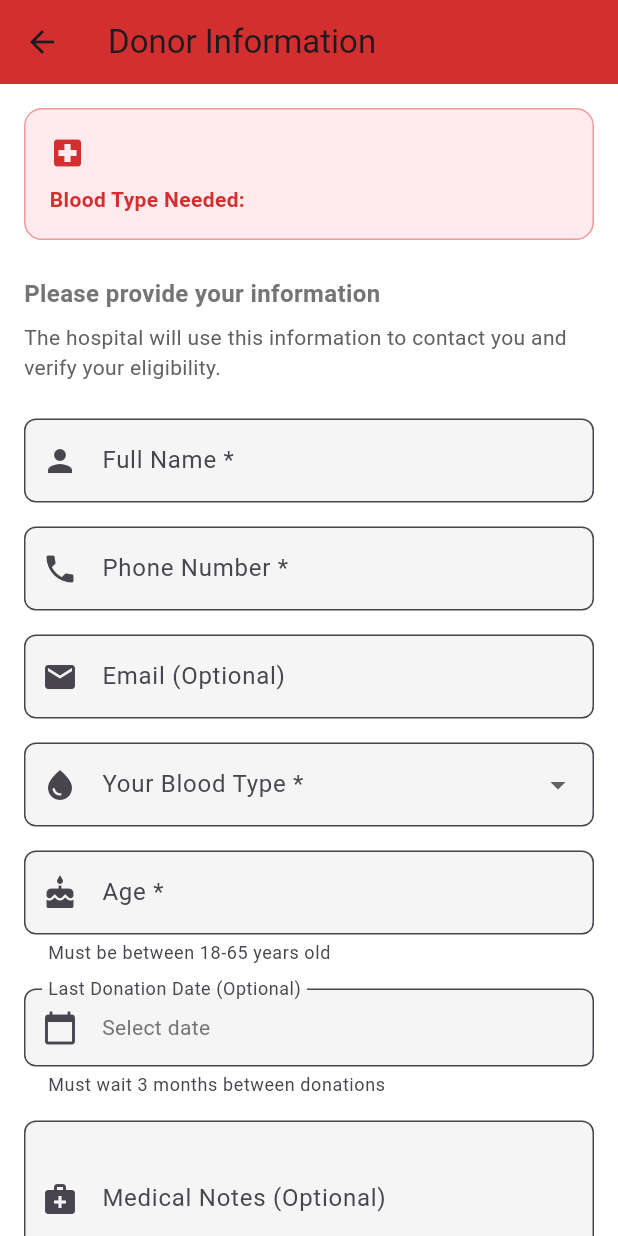
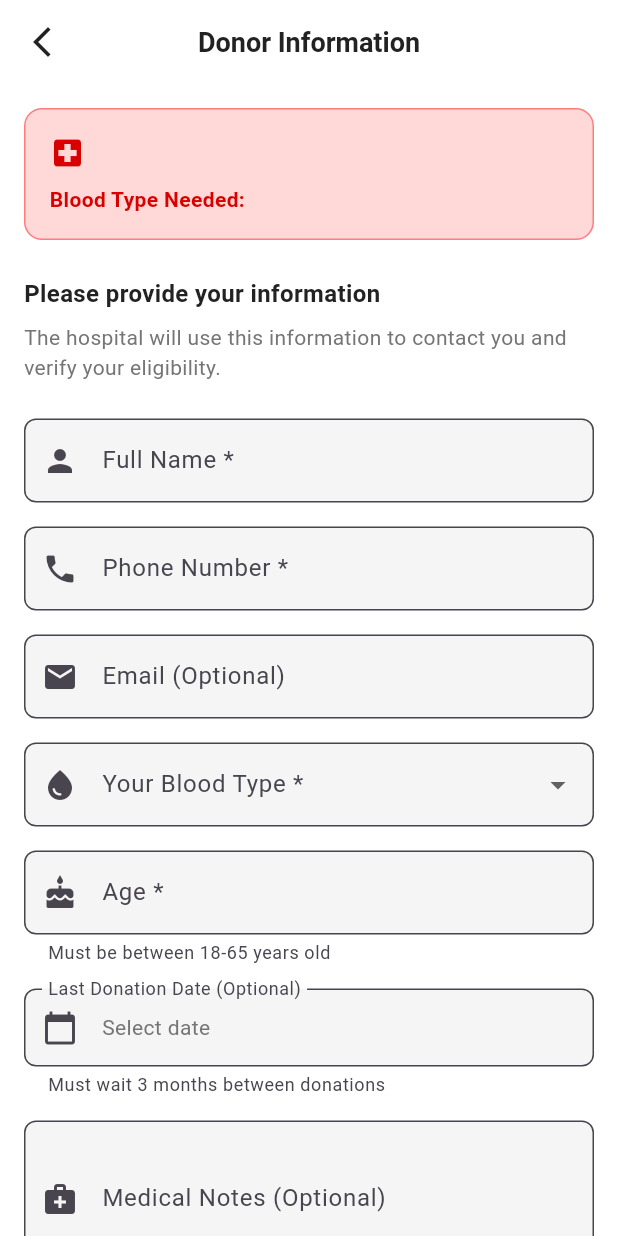
Before and after one commit to estheredi0406/Vitaro, a Flutter app: the DonorInfoFormScreen screen opened directly with empty values, on a phone screen of 412 x 824 dp. Run offline on Flutter 3.47's test engine with Material 3 defaults, Android fonts, the phone set to English and light mode, and no system bars; our stand-ins replace cloud_firestore, firebase_auth, firebase_core, firebase_messaging, flutter_local_notifications; accounts and stored records are empty.

Commit message:
refactor(emergency): remove all print statements for production
- Clean fcm_service.dart
- Clean emergency_repository.dart
- Remove notification channel creation
- Production-ready code

```diff
--- a/vitaro/lib/features/emergency/data/repositories/emergency_repository.dart
+++ b/vitaro/lib/features/emergency/data/repositories/emergency_repository.dart
@@ -16,7 +16,6 @@ class EmergencyRepository {
                 try {
                   return EmergencyAlertModel.fromFirestore(doc);
                 } catch (e) {
-                  print('Error parsing alert ${doc.id}: $e');
                   return null;
                 }
               })
@@ -24,7 +23,6 @@ class EmergencyRepository {
               .toList();
         })
         .handleError((error) {
-          print('Error fetching alerts: $error');
           return <EmergencyAlertModel>[];
         });
   }
@@ -41,7 +39,6 @@ class EmergencyRepository {
                 try {
                   return EmergencyAlertModel.fromFirestore(doc);
                 } catch (e) {
-                  print('Error parsing alert ${doc.id}: $e');
                   return null;
                 }
               })
@@ -49,7 +46,6 @@ class EmergencyRepository {
               .toList();
         })
         .handleError((error) {
-          print('Error fetching alerts by blood type: $error');
           return <EmergencyAlertModel>[];
         });
   }
@@ -70,7 +66,6 @@ class EmergencyRepository {
       }
       return false;
     } catch (e) {
-      print('Error checking user response: $e');
       return false;
     }
   }
@@ -111,7 +106,6 @@ class EmergencyRepository {
 
       return true;
     } catch (e) {
-      print('Error responding to alert: $e');
       return false;
     }
   }
--- a/vitaro/lib/features/emergency/data/services/alert_notification_service.dart
+++ b/vitaro/lib/features/emergency/data/services/alert_notification_service.dart
@@ -55,8 +55,7 @@ class AlertNotificationService {
     await _localNotifications.initialize(
       settings,
       onDidReceiveNotificationResponse: (details) {
-        print('📱 Notification tapped: ${details.payload}');
-        // TODO: Navigate to emergency alerts screen
+        ;
       },
     );
 
--- a/vitaro/lib/features/emergency/presentation/screens/donor_info_form_screen.dart
+++ b/vitaro/lib/features/emergency/presentation/screens/donor_info_form_screen.dart
@@ -1,4 +1,6 @@
 import 'package:flutter/material.dart';
+import 'package:vitaro/shared_widgets/screen_app_bar.dart';
+import 'package:vitaro/core/theme/app_theme.dart';
 
 class DonorInfoFormScreen extends StatefulWidget {
   final String alertId;
@@ -44,16 +46,15 @@ class _DonorInfoFormScreenState extends State<DonorInfoFormScreen> {
   @override
   void initState() {
     super.initState();
-    _selectedBloodType =
-        widget.bloodTypeNeeded; // Pre-select matching blood type
+    _selectedBloodType = widget.bloodTypeNeeded;
   }
 
   @override
   Widget build(BuildContext context) {
     return Scaffold(
-      appBar: AppBar(
-        title: const Text('Donor Information'),
-        backgroundColor: Colors.red.shade700,
+      appBar: const ScreenAppBar(
+        title: 'Donor Information',
+        showBackArrow: true,
       ),
       body: SingleChildScrollView(
         padding: const EdgeInsets.all(16),
@@ -66,16 +67,19 @@ class _DonorInfoFormScreenState extends State<DonorInfoFormScreen> {
               Container(
                 padding: const EdgeInsets.all(16),
                 decoration: BoxDecoration(
-                  color: Colors.red.shade50,
+                  color: AppTheme.secondaryRed.withOpacity(0.3),
                   borderRadius: BorderRadius.circular(12),
-                  border: Border.all(color: Colors.red.shade200),
+                  border: Border.all(color: AppTheme.secondaryRed),
                 ),
                 child: Column(
                   crossAxisAlignment: CrossAxisAlignment.start,
                   children: [
                     Row(
                       children: [
-                        Icon(Icons.local_hospital, color: Colors.red.shade700),
+                        const Icon(
+                          Icons.local_hospital,
+                          color: AppTheme.primaryRed,
+                        ),
                         const SizedBox(width: 8),
                         Expanded(
                           child: Text(
@@ -83,6 +87,7 @@ class _DonorInfoFormScreenState extends State<DonorInfoFormScreen> {
                             style: const TextStyle(
                               fontSize: 18,
                               fontWeight: FontWeight.bold,
+                              color: AppTheme.textDark,
                             ),
                           ),
                         ),
@@ -91,9 +96,9 @@ class _DonorInfoFormScreenState extends State<DonorInfoFormScreen> {
                     const SizedBox(height: 8),
                     Text(
                       'Blood Type Needed: ${widget.bloodTypeNeeded}',
-                      style: TextStyle(
+                      style: const TextStyle(
                         fontSize: 14,
-                        color: Colors.red.shade700,
+                        color: AppTheme.primaryRed,
                         fontWeight: FontWeight.w600,
                       ),
                     ),
@@ -105,12 +110,16 @@ class _DonorInfoFormScreenState extends State<DonorInfoFormScreen> {
               // Instructions
               const Text(
                 'Please provide your information',
-                style: TextStyle(fontSize: 16, fontWeight: FontWeight.bold),
+                style: TextStyle(
+                  fontSize: 16,
+                  fontWeight: FontWeight.bold,
+                  color: AppTheme.textDark,
+                ),
               ),
               const SizedBox(height: 8),
-              Text(
+              const Text(
                 'The hospital will use this information to contact you and verify your eligibility.',
-                style: TextStyle(fontSize: 14, color: Colors.grey.shade700),
+                style: TextStyle(fontSize: 14, color: AppTheme.textLight),
               ),
               const SizedBox(height: 24),
 
@@ -265,8 +274,8 @@ class _DonorInfoFormScreenState extends State<DonorInfoFormScreen> {
                     _lastDonationDate ?? 'Select date',
                     style: TextStyle(
                       color: _lastDonationDate == null
-                          ? Colors.grey.shade600
-                          : Colors.black87,
+                          ? AppTheme.textLight
+                          : AppTheme.textDark,
                     ),
                   ),
                 ),
@@ -292,25 +301,25 @@ class _DonorInfoFormScreenState extends State<DonorInfoFormScreen> {
               Container(
                 padding: const EdgeInsets.all(12),
                 decoration: BoxDecoration(
-                  color: Colors.blue.shade50,
+                  color: AppTheme.infoBlue,
                   borderRadius: BorderRadius.circular(8),
-                  border: Border.all(color: Colors.blue.shade200),
+                  border: Border.all(color: AppTheme.infoBlue),
                 ),
-                child: Row(
+                child: const Row(
                   crossAxisAlignment: CrossAxisAlignment.start,
                   children: [
                     Icon(
                       Icons.info_outline,
-                      color: Colors.blue.shade700,
+                      color: AppTheme.textDark,
                       size: 20,
                     ),
-                    const SizedBox(width: 12),
+                    SizedBox(width: 12),
                     Expanded(
                       child: Text(
                         'By submitting, you confirm that the information provided is accurate and you are eligible to donate blood.',
                         style: TextStyle(
                           fontSize: 13,
-                          color: Colors.blue.shade900,
+                          color: AppTheme.textDark,
                         ),
                       ),
                     ),
@@ -325,7 +334,7 @@ class _DonorInfoFormScreenState extends State<DonorInfoFormScreen> {
                 child: ElevatedButton(
                   onPressed: _isSubmitting ? null : _submitForm,
                   style: ElevatedButton.styleFrom(
-                    backgroundColor: Colors.red.shade700,
+                    backgroundColor: AppTheme.primaryRed,
                     padding: const EdgeInsets.symmetric(vertical: 16),
                     shape: RoundedRectangleBorder(
                       borderRadius: BorderRadius.circular(8),
@@ -347,6 +356,7 @@ class _DonorInfoFormScreenState extends State<DonorInfoFormScreen> {
                           style: TextStyle(
                             fontSize: 16,
                             fontWeight: FontWeight.bold,
+                            color: Colors.white,
                           ),
                         ),
                 ),
@@ -360,7 +370,6 @@ class _DonorInfoFormScreenState extends State<DonorInfoFormScreen> {
 
   void _submitForm() {
     if (_formKey.currentState!.validate()) {
-      // Return the collected data
       Navigator.pop(context, {
         'userName': _nameController.text.trim(),
         'userPhone': _phoneController.text.trim(),
```
Also changed, not shown: vitaro/lib/features/emergency/data/services/fcm_service.dart (+4 -67 lines), vitaro/lib/features/emergency/presentation/screens/alert_details_screen.dart (+21 -20 lines).
